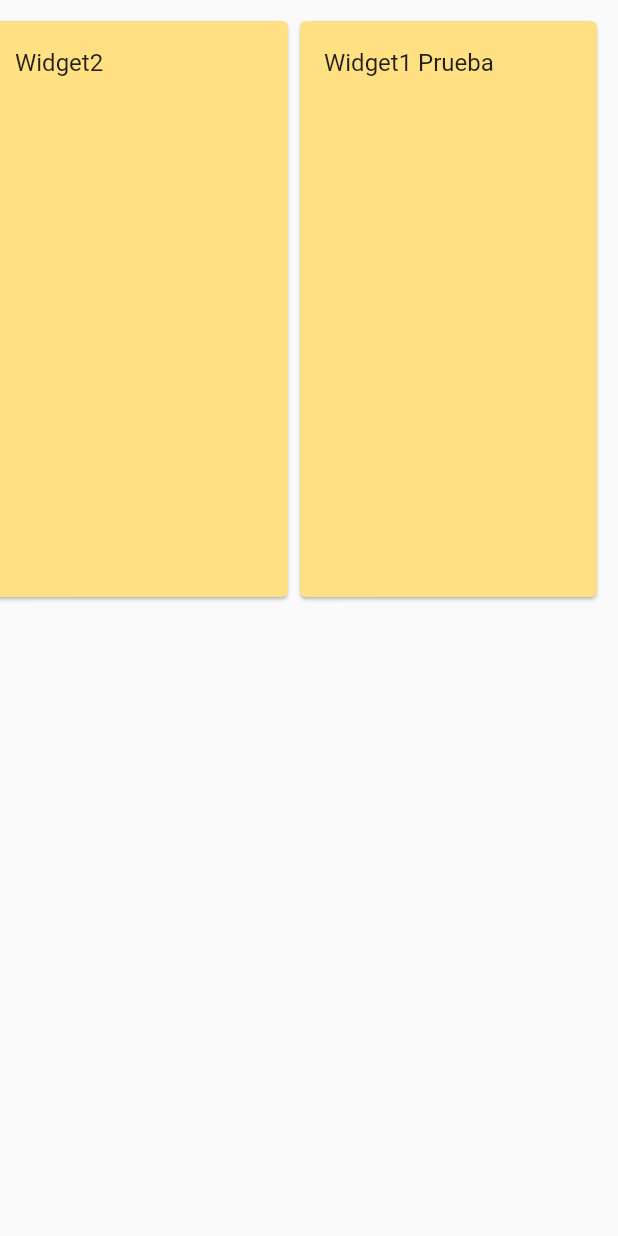
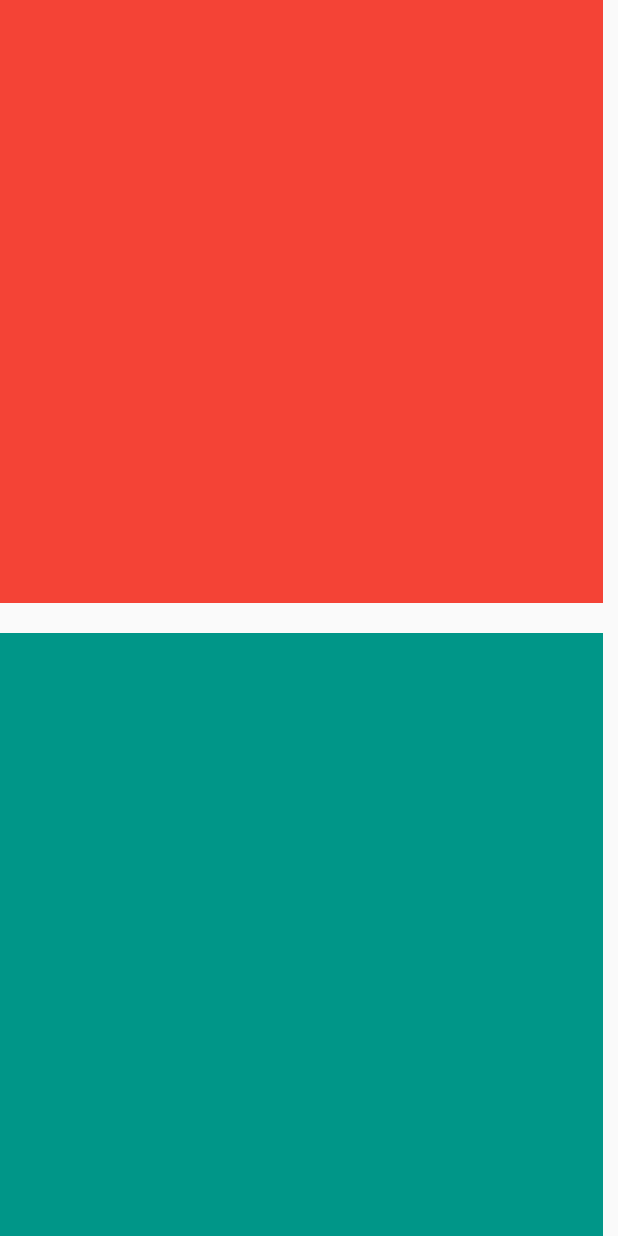
Before and after one commit to GiovanniSolano/Componentes-b-sicos---Flutter, a Flutter app: the screen it shows after launch, on a phone screen of 412 x 824 dp. Run offline on Flutter 3.47's test engine with Material 2 defaults, Android fonts, the phone set to English and light mode, and no system bars.

Commit message:
Componentes basicos - Gridview

```diff
--- /dev/null
+++ b/lib/components/gridview.dart
@@ -0,0 +1,38 @@
+import 'package:flutter/material.dart';
+
+class MyGridView extends StatefulWidget {
+  @override
+  _MyGridViewState createState() => _MyGridViewState();
+}
+
+class _MyGridViewState extends State<MyGridView> {
+  List<Color> mycolors = [Colors.red, Colors.teal, Colors.black];
+  @override
+  Widget build(BuildContext context) {
+    return Scaffold(
+      body: SafeArea(
+        child: GridView.builder(
+          itemCount: mycolors.length,
+          scrollDirection: Axis.horizontal,
+          gridDelegate: SliverGridDelegateWithFixedCrossAxisCount(
+              crossAxisCount: 2,
+              crossAxisSpacing: 20,
+              mainAxisSpacing: 10), // delegar la funcionalidad a un sub widget
+          itemBuilder: (context, int index) {
+            return Container(color: mycolors[index]);
+          },
+          // crossAxisCount: 2,
+          // mainAxisSpacing: 10,
+          // crossAxisSpacing: 10,
+          // scrollDirection: Axis.horizontal,
+          // padding: EdgeInsets.all(10),
+          // children: <Widget>[
+          //   Container(color: Colors.grey),
+          //   Container(color: Colors.green),
+          //   Container(color: Colors.red),
+          // ],
+        ),
+      ),
+    );
+  }
+}
--- a/lib/main.dart
+++ b/lib/main.dart
@@ -1,7 +1,9 @@
 import 'package:flutter/material.dart';
 
-import 'components/listview.dart';
+import 'components/gridview.dart';
 
+
+// import 'components/listview.dart';
 // import 'package:components/components/card.dart';
 // import 'package:components/components/listtile.dart';
 // import 'components/container.dart';
@@ -20,7 +22,7 @@ class MyApp extends StatelessWidget {
         primarySwatch: Colors.blue,
         visualDensity: VisualDensity.adaptivePlatformDensity,
       ),
-      home: MyListView(),
+      home: MyGridView(),
     );
   }
 }
```
